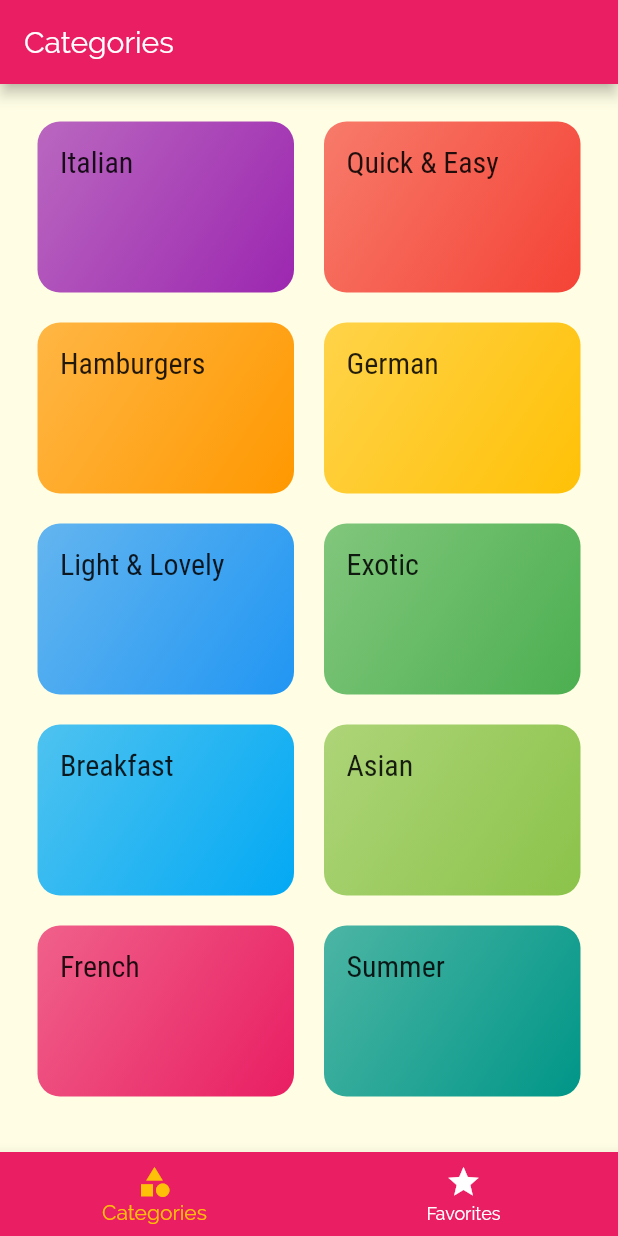
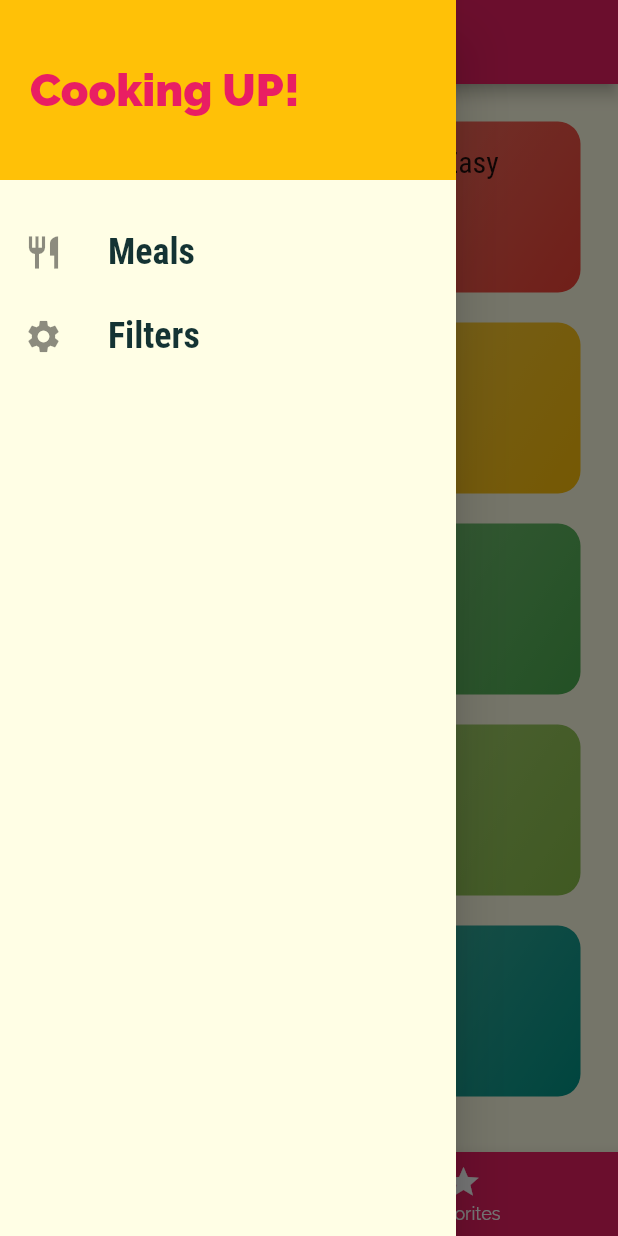
Before and after one commit to sravanpabolu/MealsAppTrainingFlutter, a Flutter app: the screen it shows after launch, with the side drawer open (before the commit the screen has no drawer), on a phone screen of 412 x 824 dp. Run offline on Flutter 3.47's test engine with Material 2 defaults, Android fonts, the phone set to English and light mode, and no system bars.

Commit message:
173. Adding Custom Drawer (side menu)

```diff
--- a/lib/screens/tabs_screen.dart
+++ b/lib/screens/tabs_screen.dart
@@ -1,3 +1,4 @@
+import 'package:MealsAppTraining/widgets/main_drawer.dart';
 import 'package:flutter/material.dart';
 
 import './categories_screen.dart';
@@ -34,6 +35,7 @@ class _TabsScreenState extends State<TabsScreen> {
       appBar: AppBar(
         title: Text(_pages[_selectedPageIndex]['title']),
       ),
+      drawer: MainDrawer(),
       body: _pages[_selectedPageIndex]['page'],
       bottomNavigationBar: BottomNavigationBar(
         onTap: _selectPage,
--- /dev/null
+++ b/lib/widgets/main_drawer.dart
@@ -0,0 +1,51 @@
+import 'package:flutter/material.dart';
+
+class MainDrawer extends StatelessWidget {
+  Widget buildListTile(String title, IconData icon) {
+    return ListTile(
+      leading: Icon(
+        icon,
+        size: 26,
+      ),
+      title: Text(
+        title,
+        style: TextStyle(
+            fontFamily: 'RobotoCondensed',
+            fontSize: 24,
+            fontWeight: FontWeight.bold),
+      ),
+    );
+  }
+
+  @override
+  Widget build(BuildContext context) {
+    return Drawer(
+      child: Column(
+        children: [
+          Container(
+            height: 120,
+            width: double.infinity,
+            padding: EdgeInsets.all(20),
+            alignment: Alignment.centerLeft,
+            color: Theme.of(context).accentColor,
+            child: Text('Cooking UP!',
+                style: TextStyle(
+                  fontWeight: FontWeight.w900,
+                  fontSize: 30,
+                  color: Theme.of(context).primaryColor,
+                )),
+          ),
+          SizedBox(height: 20),
+          buildListTile(
+            'Meals',
+            Icons.restaurant,
+          ),
+          buildListTile(
+            'Filters',
+            Icons.settings,
+          ),
+        ],
+      ),
+    );
+  }
+}
```
